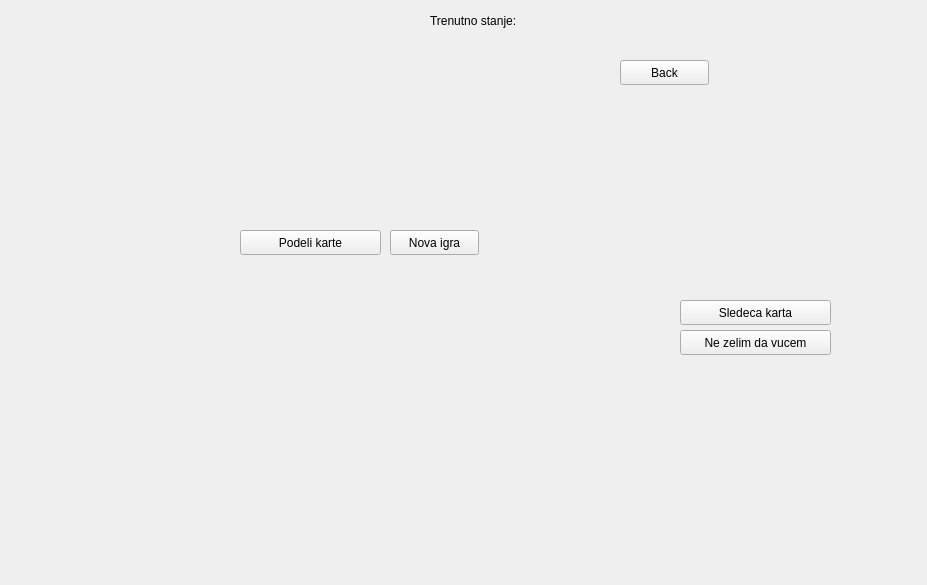
Qt form kazino/black_jack.ui (MATF-RS19/RS003-casino) before a commit.
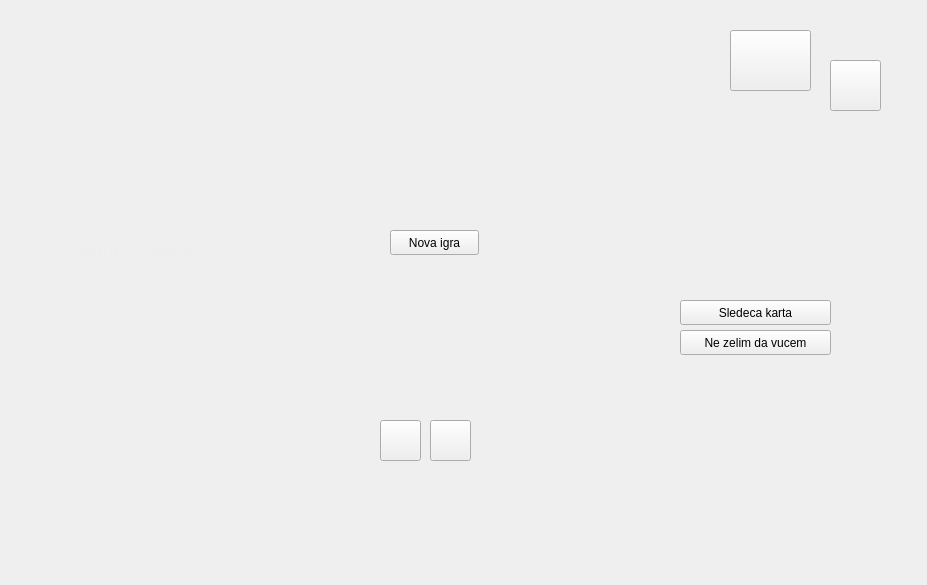
The same form after that commit.

What changed in the file:
```diff
--- a/kazino/black_jack.ui
+++ b/kazino/black_jack.ui
@@ -52,19 +52,6 @@
     <string>Sledeca karta</string>
    </property>
   </widget>
-  <widget class="QPushButton" name="back">
-   <property name="geometry">
-    <rect>
-     <x>620</x>
-     <y>60</y>
-     <width>89</width>
-     <height>25</height>
-    </rect>
-   </property>
-   <property name="text">
-    <string>Back</string>
-   </property>
-  </widget>
   <widget class="QPushButton" name="ne_zelim">
    <property name="geometry">
     <rect>
@@ -81,14 +68,17 @@
   <widget class="QPushButton" name="podeli">
    <property name="geometry">
     <rect>
-     <x>240</x>
-     <y>230</y>
-     <width>141</width>
-     <height>25</height>
+     <x>730</x>
+     <y>30</y>
+     <width>81</width>
+     <height>61</height>
     </rect>
    </property>
+   <property name="autoFillBackground">
+    <bool>false</bool>
+   </property>
    <property name="text">
-    <string>Podeli karte</string>
+    <string/>
    </property>
   </widget>
   <widget class="QLabel" name="karta_igraca_2">
@@ -237,9 +227,9 @@
   <widget class="QLabel" name="rezultat">
    <property name="geometry">
     <rect>
-     <x>260</x>
-     <y>260</y>
-     <width>151</width>
+     <x>60</x>
+     <y>200</y>
+     <width>271</width>
      <height>31</height>
     </rect>
    </property>
@@ -250,21 +240,21 @@
   <widget class="QLabel" name="label">
    <property name="geometry">
     <rect>
-     <x>430</x>
-     <y>10</y>
-     <width>121</width>
+     <x>60</x>
+     <y>240</y>
+     <width>171</width>
      <height>21</height>
     </rect>
    </property>
    <property name="text">
-    <string>Trenutno stanje:</string>
+    <string>&lt;html&gt;&lt;head/&gt;&lt;body&gt;&lt;p&gt;&lt;span style=&quot; font-size:16pt; color:#eeeeec;&quot;&gt;Trenutno stanje:&lt;/span&gt;&lt;/p&gt;&lt;/body&gt;&lt;/html&gt;</string>
    </property>
   </widget>
   <widget class="QLabel" name="novac">
    <property name="geometry">
     <rect>
-     <x>550</x>
-     <y>10</y>
+     <x>220</x>
+     <y>240</y>
      <width>81</width>
      <height>21</height>
     </rect>
@@ -299,6 +289,136 @@
     <string/>
    </property>
   </widget>
+  <widget class="QLabel" name="pobedio_racunar">
+   <property name="geometry">
+    <rect>
+     <x>420</x>
+     <y>30</y>
+     <width>31</width>
+     <height>31</height>
+    </rect>
+   </property>
+   <property name="text">
+    <string/>
+   </property>
+  </widget>
+  <widget class="QLabel" name="cip50">
+   <property name="geometry">
+    <rect>
+     <x>380</x>
+     <y>270</y>
+     <width>31</width>
+     <height>31</height>
+    </rect>
+   </property>
+   <property name="text">
+    <string/>
+   </property>
+  </widget>
+  <widget class="QLabel" name="cip100">
+   <property name="geometry">
+    <rect>
+     <x>430</x>
+     <y>270</y>
+     <width>31</width>
+     <height>31</height>
+    </rect>
+   </property>
+   <property name="text">
+    <string/>
+   </property>
+  </widget>
+  <widget class="QPushButton" name="ulog50">
+   <property name="geometry">
+    <rect>
+     <x>380</x>
+     <y>420</y>
+     <width>41</width>
+     <height>41</height>
+    </rect>
+   </property>
+   <property name="text">
+    <string/>
+   </property>
+  </widget>
+  <widget class="QPushButton" name="ulog100">
+   <property name="geometry">
+    <rect>
+     <x>430</x>
+     <y>420</y>
+     <width>41</width>
+     <height>41</height>
+    </rect>
+   </property>
+   <property name="text">
+    <string/>
+   </property>
+  </widget>
+  <widget class="QLabel" name="cip50_2">
+   <property name="geometry">
+    <rect>
+     <x>380</x>
+     <y>460</y>
+     <width>41</width>
+     <height>41</height>
+    </rect>
+   </property>
+   <property name="text">
+    <string/>
+   </property>
+  </widget>
+  <widget class="QLabel" name="cip100_2">
+   <property name="geometry">
+    <rect>
+     <x>430</x>
+     <y>460</y>
+     <width>41</width>
+     <height>41</height>
+    </rect>
+   </property>
+   <property name="text">
+    <string/>
+   </property>
+  </widget>
+  <widget class="QPushButton" name="back">
+   <property name="geometry">
+    <rect>
+     <x>830</x>
+     <y>60</y>
+     <width>51</width>
+     <height>51</height>
+    </rect>
+   </property>
+   <property name="text">
+    <string/>
+   </property>
+  </widget>
+  <widget class="QLabel" name="racunar100">
+   <property name="geometry">
+    <rect>
+     <x>430</x>
+     <y>190</y>
+     <width>31</width>
+     <height>31</height>
+    </rect>
+   </property>
+   <property name="text">
+    <string/>
+   </property>
+  </widget>
+  <widget class="QLabel" name="racunar50">
+   <property name="geometry">
+    <rect>
+     <x>380</x>
+     <y>190</y>
+     <width>31</width>
+     <height>31</height>
+    </rect>
+   </property>
+   <property name="text">
+    <string/>
+   </property>
+  </widget>
  </widget>
  <resources/>
  <connections/>
```
